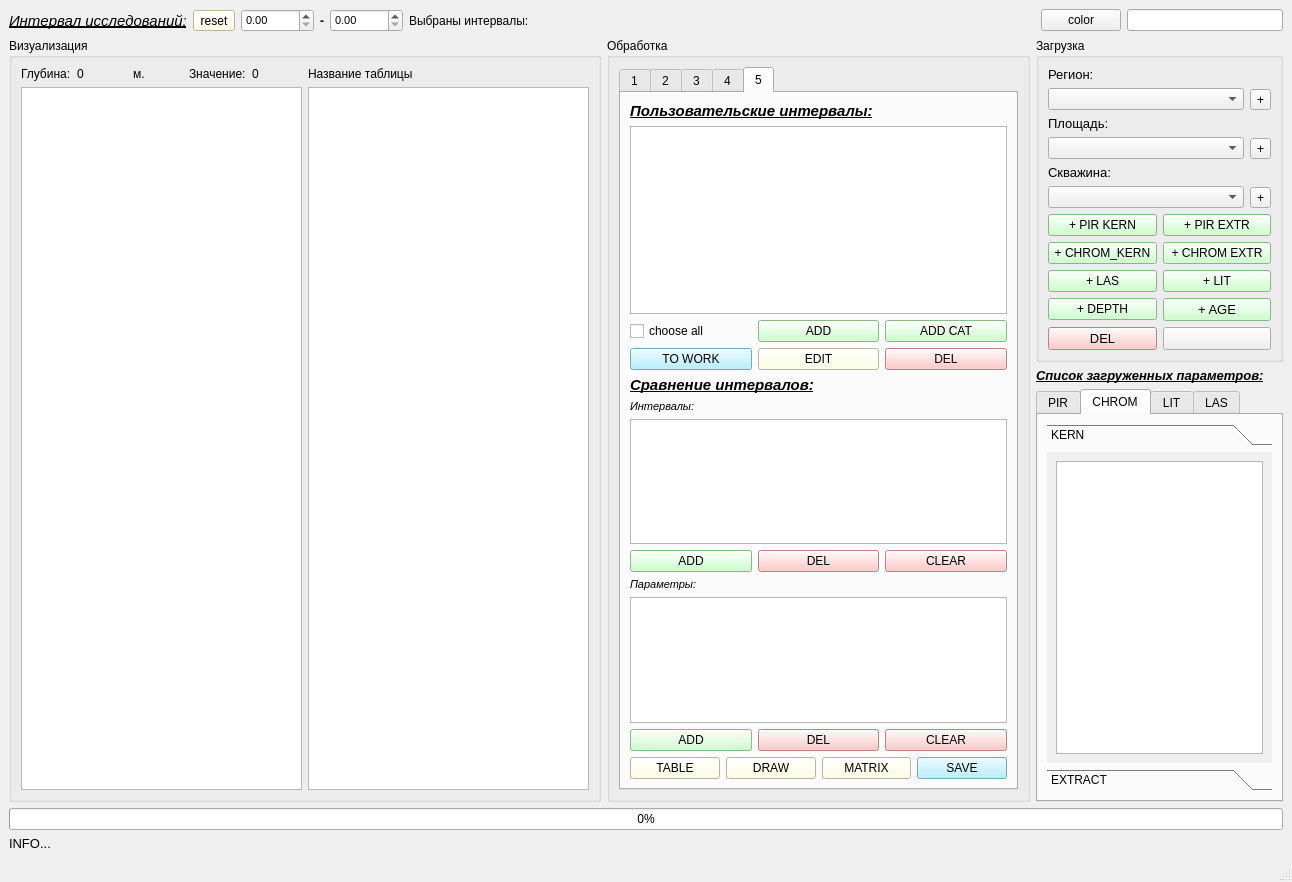
idergunoff/domanic, file qt/domanic_dialog.ui: the form before one commit.
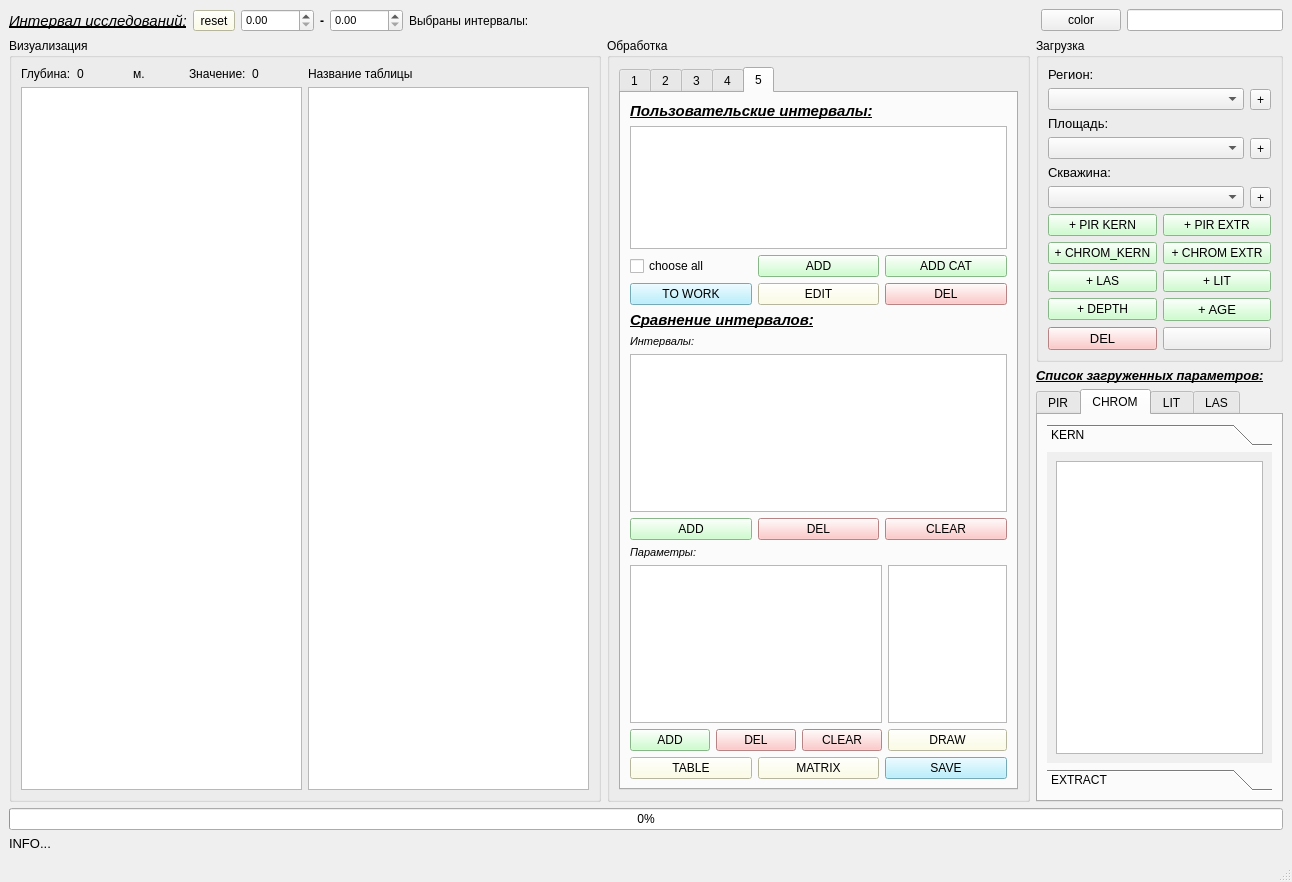
The form after the commit. The open tabs and pages were chosen to show the change. Custom widgets are drawn as their Qt base class.

Commit message: compare interval, qt compare stat

Patch:
```diff
--- a/qt/domanic_dialog.ui
+++ b/qt/domanic_dialog.ui
@@ -152,7 +152,7 @@
                 <string/>
                </property>
                <property name="currentIndex">
-                <number>0</number>
+                <number>4</number>
                </property>
                <widget class="QWidget" name="tab_2">
                 <attribute name="title">
@@ -2370,7 +2370,7 @@
                 </attribute>
                 <layout class="QGridLayout" name="gridLayout_56">
                  <item row="1" column="1">
-                  <layout class="QGridLayout" name="gridLayout_54" rowstretch="2,3">
+                  <layout class="QGridLayout" name="gridLayout_54" rowstretch="2">
                    <item row="0" column="0">
                     <layout class="QGridLayout" name="gridLayout_55">
                      <item row="3" column="2">
@@ -2451,8 +2451,10 @@
                      </item>
                     </layout>
                    </item>
-                   <item row="1" column="0">
-                    <layout class="QGridLayout" name="gridLayout_82">
+                  </layout>
+                 </item>
+                 <item row="2" column="1">
+                  <layout class="QGridLayout" name="gridLayout_57">
                      <item row="0" column="0">
                       <widget class="QLabel" name="label_26">
                        <property name="font">
@@ -2470,9 +2472,10 @@
                       </widget>
                      </item>
                      <item row="1" column="0">
-                      <layout class="QGridLayout" name="gridLayout_83">
-                       <item row="0" column="0">
                         <layout class="QGridLayout" name="gridLayout_84">
+                     <item row="1" column="0">
+                      <widget class="QListWidget" name="listWidget_compare_int"/>
+                     </item>
                          <item row="2" column="0">
                           <layout class="QGridLayout" name="gridLayout_85">
                            <item row="0" column="0">
@@ -2521,13 +2524,10 @@
                            </property>
                           </widget>
                          </item>
-                         <item row="1" column="0">
-                          <widget class="QListWidget" name="listWidget_compare_int"/>
-                         </item>
-                        </layout>
-                       </item>
-                       <item row="1" column="0">
-                        <layout class="QGridLayout" name="gridLayout_86">
+                    </layout>
+                   </item>
+                   <item row="2" column="0">
+                    <layout class="QGridLayout" name="gridLayout_58">
                          <item row="0" column="0">
                           <widget class="QLabel" name="label_30">
                            <property name="font">
@@ -2543,9 +2543,13 @@
                           </widget>
                          </item>
                          <item row="1" column="0">
+                      <layout class="QGridLayout" name="gridLayout_59">
+                       <item row="0" column="0">
+                        <layout class="QGridLayout" name="gridLayout_60">
+                         <item row="0" column="0">
                           <widget class="QListWidget" name="listWidget_compare_param"/>
                          </item>
-                         <item row="2" column="0">
+                         <item row="1" column="0">
                           <layout class="QGridLayout" name="gridLayout_87">
                            <item row="0" column="0">
                             <widget class="QPushButton" name="pushButton_compare_add_param">
@@ -2581,21 +2585,12 @@
                          </item>
                         </layout>
                        </item>
-                      </layout>
-                     </item>
-                     <item row="2" column="0">
-                      <layout class="QGridLayout" name="gridLayout_88">
-                       <item row="0" column="0">
-                        <widget class="QPushButton" name="pushButton_compare_table">
-                         <property name="styleSheet">
-                          <string notr="true">background-color: rgb(255, 255, 222);</string>
-                         </property>
-                         <property name="text">
-                          <string>TABLE</string>
-                         </property>
-                        </widget>
-                       </item>
                        <item row="0" column="1">
+                        <layout class="QGridLayout" name="gridLayout_79">
+                         <item row="0" column="0">
+                          <widget class="QListWidget" name="listWidget_compare_stat"/>
+                         </item>
+                         <item row="1" column="0">
                         <widget class="QPushButton" name="pushButton_compare_draw">
                          <property name="styleSheet">
                           <string notr="true">background-color: rgb(255, 255, 222);</string>
@@ -2605,7 +2600,23 @@
                          </property>
                         </widget>
                        </item>
-                       <item row="0" column="2">
+                        </layout>
+                       </item>
+                      </layout>
+                     </item>
+                     <item row="2" column="0">
+                      <layout class="QGridLayout" name="gridLayout_80">
+                       <item row="0" column="0">
+                        <widget class="QPushButton" name="pushButton_compare_table">
+                         <property name="styleSheet">
+                          <string notr="true">background-color: rgb(255, 255, 222);</string>
+                         </property>
+                         <property name="text">
+                          <string>TABLE</string>
+                         </property>
+                        </widget>
+                       </item>
+                       <item row="0" column="1">
                         <widget class="QPushButton" name="pushButton_compare_matrix">
                          <property name="styleSheet">
                           <string notr="true">background-color: rgb(255, 255, 222);</string>
@@ -2615,7 +2626,7 @@
                          </property>
                         </widget>
                        </item>
-                       <item row="0" column="3">
+                       <item row="0" column="2">
                         <widget class="QPushButton" name="pushButton_compare_save">
                          <property name="styleSheet">
                           <string notr="true">background-color: rgb(165, 236, 255);</string>
@@ -3552,7 +3563,7 @@
                     <rect>
                      <x>0</x>
                      <y>0</y>
-                     <width>98</width>
+                     <width>91</width>
                      <height>91</height>
                     </rect>
                    </property>
```
Lines whose indentation alone changed are shown as unchanged. The commit also changes 1 other file.
